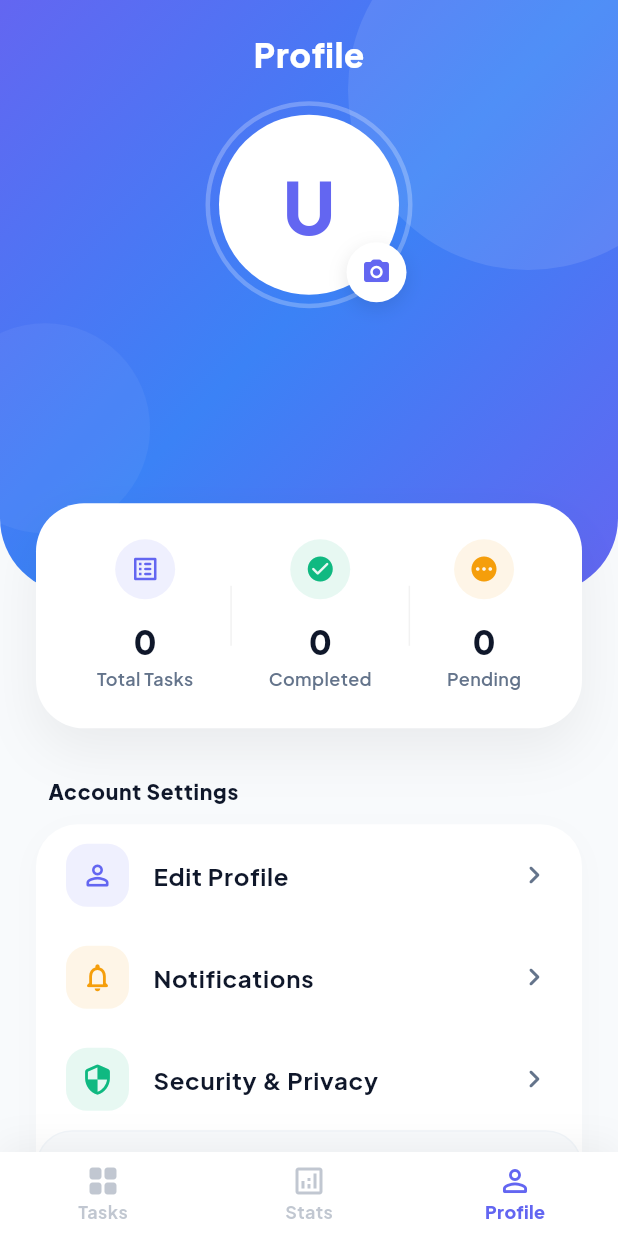
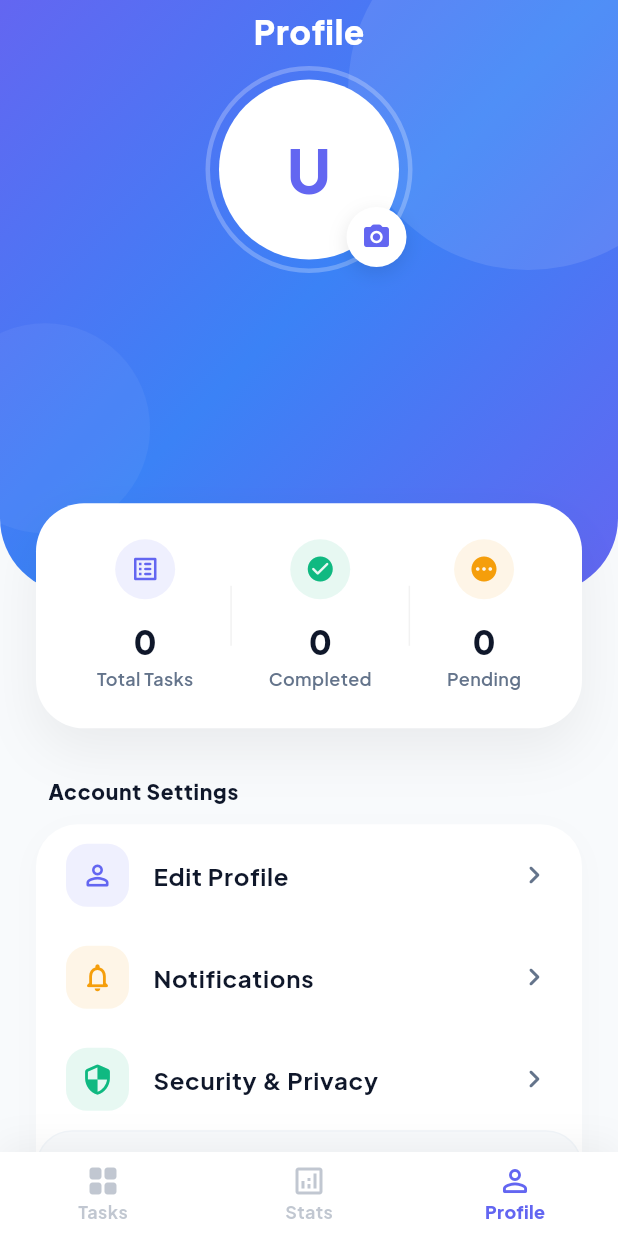
Before and after one commit to Avinash174/Do-Now-, a Flutter app: the HomeView screen opened by its route, item 3 of the bottom bar chosen, on a phone screen of 412 x 824 dp. Run offline on Flutter 3.47's test engine with Material 3 defaults, Android fonts, the phone set to English and light mode, and no system bars; drawn by our look-alikes of flutter_animate; our stand-ins replace awesome_snackbar_content, firebase_auth, firebase_core, firebase_database, firebase_messaging, firebase_storage and 8 more; accounts and stored records are empty.

Commit message:
Configure dynamic Android release signing and refine profile view layout.

```diff
--- a/lib/view/profile_view.dart
+++ b/lib/view/profile_view.dart
@@ -71,7 +71,7 @@
                   width: double.infinity,
                   child: Column(
                     children: [
-                      const SizedBox(height: 20),
+                      const SizedBox(height: 5),
                       Text(
                         'Profile',
                         style: GoogleFonts.plusJakartaSans(
@@ -81,7 +81,7 @@
                           letterSpacing: 0.5,
                         ),
                       ),
-                      SizedBox(height: size.height * 0.02),
+                      const SizedBox(height: 8),
                       userAsync.when(
                         loading: () => const Center(
                           child: CircularProgressIndicator(
@@ -134,8 +134,8 @@
                                               style:
                                                   GoogleFonts.plusJakartaSans(
                                                     fontSize: isSmallScreen
-                                                        ? 40
-                                                        : 48,
+                                                        ? 32
+                                                        : 40,
                                                     fontWeight: FontWeight.w900,
                                                     color:
                                                         AppColors.primaryBlue,
@@ -182,7 +182,7 @@
                                   ).animate().fadeIn(delay: 400.ms).scale(),
                                 ],
                               ),
-                              const SizedBox(height: 12),
+                              const SizedBox(height: 8),
                               Text(
                                     name,
                                     textAlign: TextAlign.center,
```
Also changed, not shown: 2 other files.
